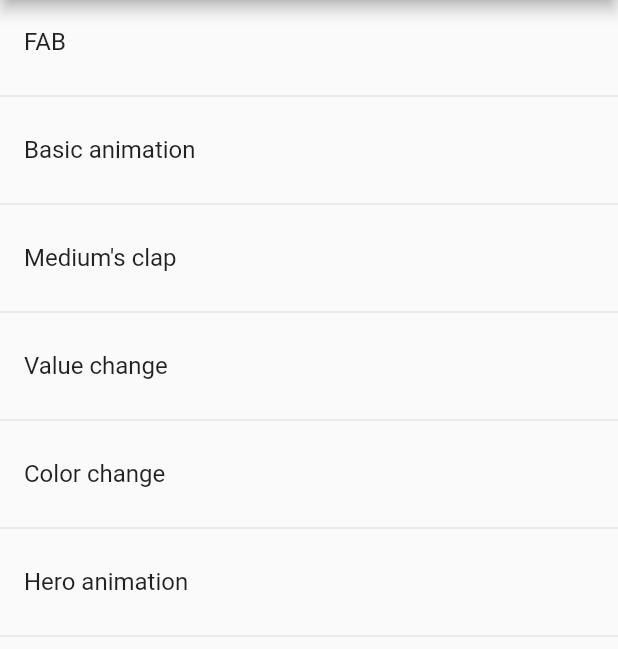
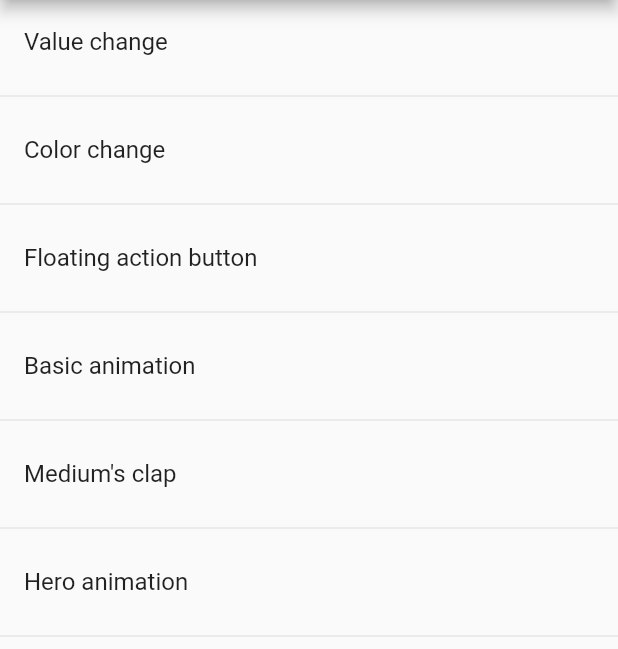
Before and after one commit to tianyirenjian/flutter_animation_samples, a Flutter app: the screen it shows after launch, on a phone screen of 412 x 824 dp, the part 84-733 px from its top. Run offline on Flutter 3.47's test engine with Material 2 defaults, Android fonts, the phone set to English and light mode, and no system bars.

Commit message:
move dart files to src

```diff
--- a/lib/main.dart
+++ b/lib/main.dart
@@ -1,11 +1,11 @@
 import 'package:flutter/material.dart';
-import 'package:flutter_animations/hero_animation.dart';
-import 'package:flutter_animations/basic.dart';
-import 'package:flutter_animations/color_change.dart';
-import 'package:flutter_animations/fab.dart';
-import 'package:flutter_animations/hero_animation_home.dart';
-import 'package:flutter_animations/medium.dart';
-import 'package:flutter_animations/value_change.dart';
+import 'package:flutter_animations/src/basic.dart';
+import 'package:flutter_animations/src/color_change.dart';
+import 'package:flutter_animations/src/fab.dart';
+import 'package:flutter_animations/src/hero_animation.dart';
+import 'package:flutter_animations/src/hero_animation_home.dart';
+import 'package:flutter_animations/src/medium.dart';
+import 'package:flutter_animations/src/value_change.dart';
 
 void main() => runApp(new MyApp());
 
@@ -21,11 +21,11 @@ class MyApp extends StatelessWidget {
       initialRoute: '/',
       routes: {
         '/': (context) => Home(),
+        '/value_change': (context) => ValueChange(),
+        '/color_change': (context) => ColorChange(),
         '/fab': (context) => Fab(),
         '/basic': (context) => Basic(),
         '/medium': (context) => Medium(),
-        '/value_change': (context) => ValueChange(),
-        '/color_change': (context) => ColorChange(),
         '/hero_animation': (context) => HeroAnimation(),
         '/hero_animation_home': (context) => HeroAnimationHome()
       },
@@ -36,11 +36,11 @@ class MyApp extends StatelessWidget {
 
 class Home extends StatelessWidget {
   final samples = {
-    'FAB': '/fab',
+    'Value change': '/value_change',
+    'Color change': '/color_change',
+    'Floating action button': '/fab',
     'Basic animation': '/basic',
     'Medium\'s clap': '/medium',
-    'Value change': '/value_change',
-    'Color change': '/color_change',
     'Hero animation': '/hero_animation'
   };
   @override
```
Also changed, not shown: lib/src/basic.dart (renamed from lib/basic.dart), lib/src/color_change.dart (renamed from lib/color_change.dart), lib/src/fab.dart (renamed from lib/fab.dart), lib/src/hero_animation.dart (renamed from lib/hero_animation.dart), lib/src/hero_animation_home.dart (renamed from lib/hero_animation_home.dart), lib/src/medium.dart (renamed from lib/medium.dart), lib/src/value_change.dart (renamed from lib/value_change.dart).
